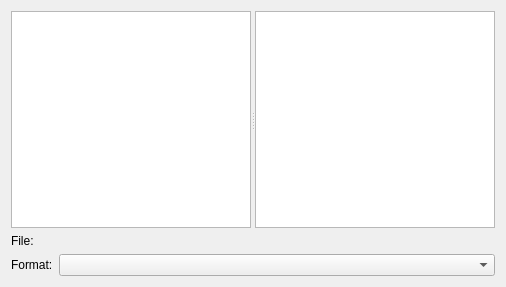
First picture: the form in src/exportdialog.ui, repository KDE/kalzium, before the edit.
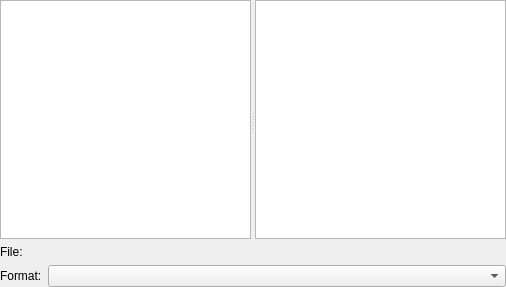
Second picture: the form after the edit. Custom widgets are drawn as their Qt base class.

Commit message: Remove duplicate margins

Patch:
```diff
--- a/src/exportdialog.ui
+++ b/src/exportdialog.ui
@@ -9,11 +9,26 @@
     <height>287</height>
    </rect>
   </property>
-  <layout class="QGridLayout" >
-   <item rowspan="2" row="0" column="0" colspan="3" >
-    <widget class="QSplitter" name="splitter" >
-     <property name="sizePolicy" >
-      <sizepolicy vsizetype="Expanding" hsizetype="Expanding" >
+  <layout class="QGridLayout">
+   <property name="leftMargin">
+    <number>0</number>
+   </property>
+   <property name="topMargin">
+    <number>0</number>
+   </property>
+   <property name="rightMargin">
+    <number>0</number>
+   </property>
+   <property name="bottomMargin">
+    <number>0</number>
+   </property>
+   <property name="horizontalSpacing">
+    <number>6</number>
+   </property>
+   <item row="0" column="0" rowspan="2" colspan="3">
+    <widget class="QSplitter" name="splitter">
+     <property name="sizePolicy">
+      <sizepolicy hsizetype="Expanding" vsizetype="Expanding">
        <horstretch>0</horstretch>
        <verstretch>0</verstretch>
       </sizepolicy>
@@ -82,7 +97,7 @@
   </customwidget>
   <customwidget>
    <class>KUrlRequester</class>
-   <extends>QFrame</extends>
+   <extends>QWidget</extends>
    <header>kurlrequester.h</header>
   </customwidget>
  </customwidgets>
```
Left out of the diff: 49 changed lines with no effect on the pictures.
